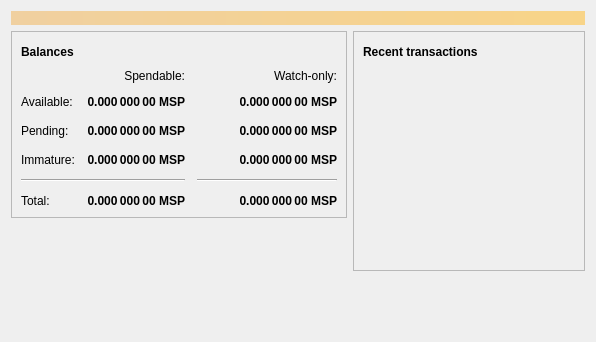
Above: src/qt/forms/overviewpage.ui from ecayl/matrixcoin before the change. Below: the same form after it.
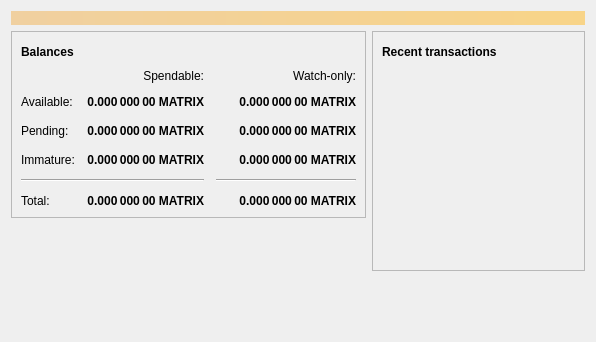
That is the form after the change. Icons and pictures are not drawn.

```diff
--- a/src/qt/forms/overviewpage.ui
+++ b/src/qt/forms/overviewpage.ui
@@ -129,7 +129,7 @@
                <string>Unconfirmed transactions to watch-only addresses</string>
               </property>
               <property name="text">
-               <string notr="true">0.000 000 00 MSP</string>
+               <string notr="true">0.000 000 00 MATRIX</string>
               </property>
               <property name="alignment">
                <set>Qt::AlignRight|Qt::AlignTrailing|Qt::AlignVCenter</set>
@@ -154,7 +154,7 @@
                <string>Total of transactions that have yet to be confirmed, and do not yet count toward the spendable balance</string>
               </property>
               <property name="text">
-               <string notr="true">0.000 000 00 MSP</string>
+               <string notr="true">0.000 000 00 MATRIX</string>
               </property>
               <property name="alignment">
                <set>Qt::AlignRight|Qt::AlignTrailing|Qt::AlignVCenter</set>
@@ -179,7 +179,7 @@
                <string>Mined balance in watch-only addresses that has not yet matured</string>
               </property>
               <property name="text">
-               <string notr="true">0.000 000 00 MSP</string>
+               <string notr="true">0.000 000 00 MATRIX</string>
               </property>
               <property name="alignment">
                <set>Qt::AlignRight|Qt::AlignTrailing|Qt::AlignVCenter</set>
@@ -237,7 +237,7 @@
                <string>Mined balance that has not yet matured</string>
               </property>
               <property name="text">
-               <string notr="true">0.000 000 00 MSP</string>
+               <string notr="true">0.000 000 00 MATRIX</string>
               </property>
               <property name="alignment">
                <set>Qt::AlignRight|Qt::AlignTrailing|Qt::AlignVCenter</set>
@@ -282,7 +282,7 @@
                <string>Your current total balance</string>
               </property>
               <property name="text">
-               <string notr="true">0.000 000 00 MSP</string>
+               <string notr="true">0.000 000 00 MATRIX</string>
               </property>
               <property name="alignment">
                <set>Qt::AlignRight|Qt::AlignTrailing|Qt::AlignVCenter</set>
@@ -307,7 +307,7 @@
                <string>Current total balance in watch-only addresses</string>
               </property>
               <property name="text">
-               <string notr="true">0.000 000 00 MSP</string>
+               <string notr="true">0.000 000 00 MATRIX</string>
               </property>
               <property name="alignment">
                <set>Qt::AlignRight|Qt::AlignTrailing|Qt::AlignVCenter</set>
@@ -349,7 +349,7 @@
                <string>Your current spendable balance</string>
               </property>
               <property name="text">
-               <string notr="true">0.000 000 00 MSP</string>
+               <string notr="true">0.000 000 00 MATRIX</string>
               </property>
               <property name="alignment">
                <set>Qt::AlignRight|Qt::AlignTrailing|Qt::AlignVCenter</set>
@@ -374,7 +374,7 @@
                <string>Your current balance in watch-only addresses</string>
               </property>
               <property name="text">
-               <string notr="true">0.000 000 00 MSP</string>
+               <string notr="true">0.000 000 00 MATRIX</string>
               </property>
               <property name="alignment">
                <set>Qt::AlignRight|Qt::AlignTrailing|Qt::AlignVCenter</set>
```
